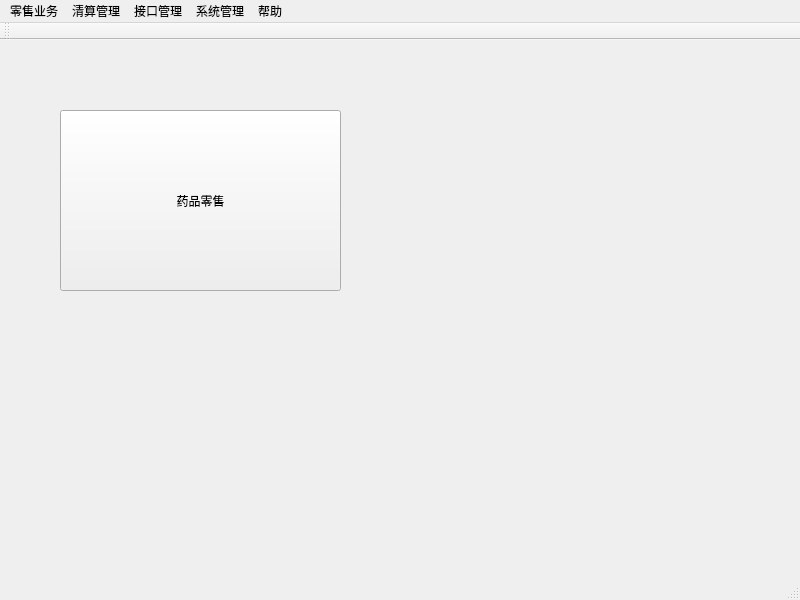
First picture: the form in ybtmain.ui, repository yanshiC/ybt, before the edit.
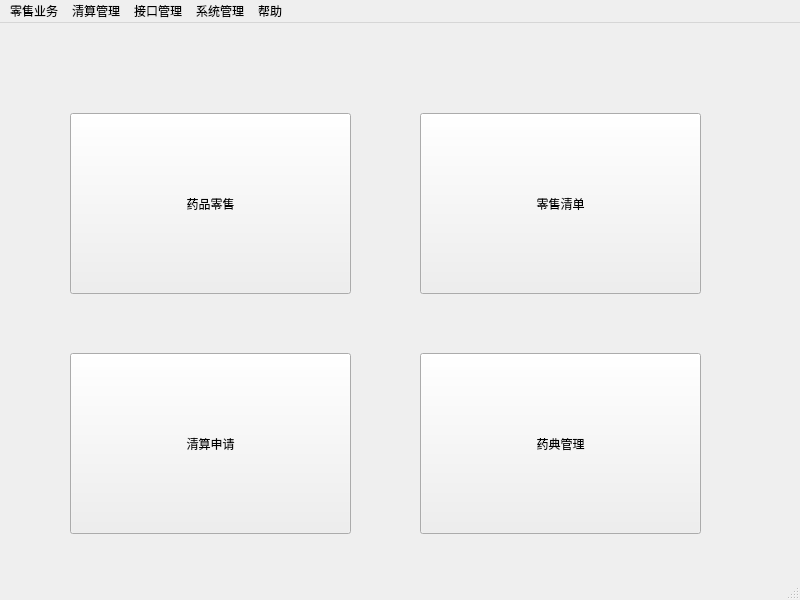
Second picture: the form after the edit.

Patch:
```diff
--- a/ybtmain.ui
+++ b/ybtmain.ui
@@ -17,8 +17,8 @@
    <widget class="QPushButton" name="pushButton">
     <property name="geometry">
      <rect>
-      <x>60</x>
-      <y>70</y>
+      <x>70</x>
+      <y>90</y>
       <width>281</width>
       <height>181</height>
      </rect>
@@ -27,6 +27,45 @@
      <string>药品零售</string>
     </property>
    </widget>
+   <widget class="QPushButton" name="pushButton_2">
+    <property name="geometry">
+     <rect>
+      <x>420</x>
+      <y>90</y>
+      <width>281</width>
+      <height>181</height>
+     </rect>
+    </property>
+    <property name="text">
+     <string>零售清单</string>
+    </property>
+   </widget>
+   <widget class="QPushButton" name="pushButton_3">
+    <property name="geometry">
+     <rect>
+      <x>70</x>
+      <y>330</y>
+      <width>281</width>
+      <height>181</height>
+     </rect>
+    </property>
+    <property name="text">
+     <string>清算申请</string>
+    </property>
+   </widget>
+   <widget class="QPushButton" name="pushButton_4">
+    <property name="geometry">
+     <rect>
+      <x>420</x>
+      <y>330</y>
+      <width>281</width>
+      <height>181</height>
+     </rect>
+    </property>
+    <property name="text">
+     <string>药典管理</string>
+    </property>
+   </widget>
   </widget>
   <widget class="QMenuBar" name="menuBar">
    <property name="geometry">
@@ -94,14 +133,6 @@
    <addaction name="menu_4"/>
    <addaction name="menu_5"/>
   </widget>
-  <widget class="QToolBar" name="mainToolBar">
-   <attribute name="toolBarArea">
-    <enum>TopToolBarArea</enum>
-   </attribute>
-   <attribute name="toolBarBreak">
-    <bool>false</bool>
-   </attribute>
-  </widget>
   <widget class="QStatusBar" name="statusBar"/>
   <action name="action">
    <property name="text">
```
Left out of the diff: 6 changed lines with no effect on the pictures.
